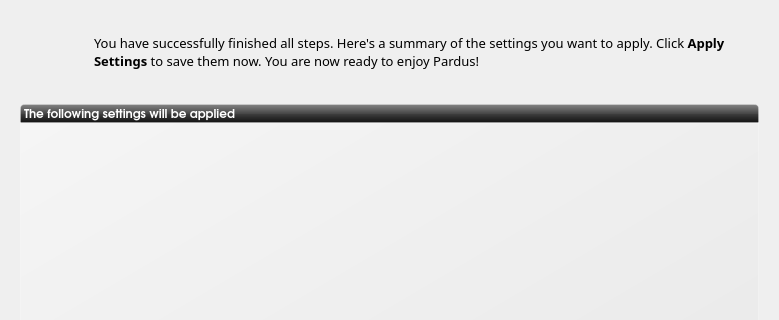
Qt form kaptan-5.0.5.1/ui/ui_scrSummary.ui (circass/pisi-work) before a commit; both pictures show x 0 to 779 and y 0 to 320 of the 779 by 580 pixel window.
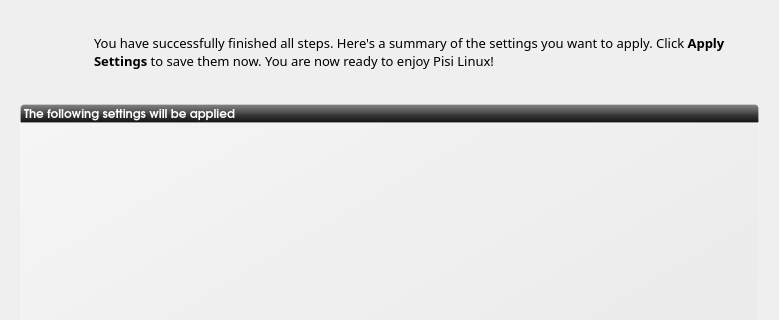
The same form after that commit. Icons and pictures are not drawn.

```diff
--- a/kaptan-5.0.5.1/ui/ui_scrSummary.ui
+++ b/kaptan-5.0.5.1/ui/ui_scrSummary.ui
@@ -41,7 +41,7 @@
       <string notr="true"/>
      </property>
      <property name="text">
-      <string>You have successfully finished all steps. Here's a summary of the settings you want to apply. Click &lt;b&gt;Apply Settings&lt;/b&gt; to save them now. You are now ready to enjoy Pardus!</string>
+      <string>You have successfully finished all steps. Here's a summary of the settings you want to apply. Click &lt;b&gt;Apply Settings&lt;/b&gt; to save them now. You are now ready to enjoy Pisi Linux!</string>
      </property>
      <property name="wordWrap">
       <bool>true</bool>
```
